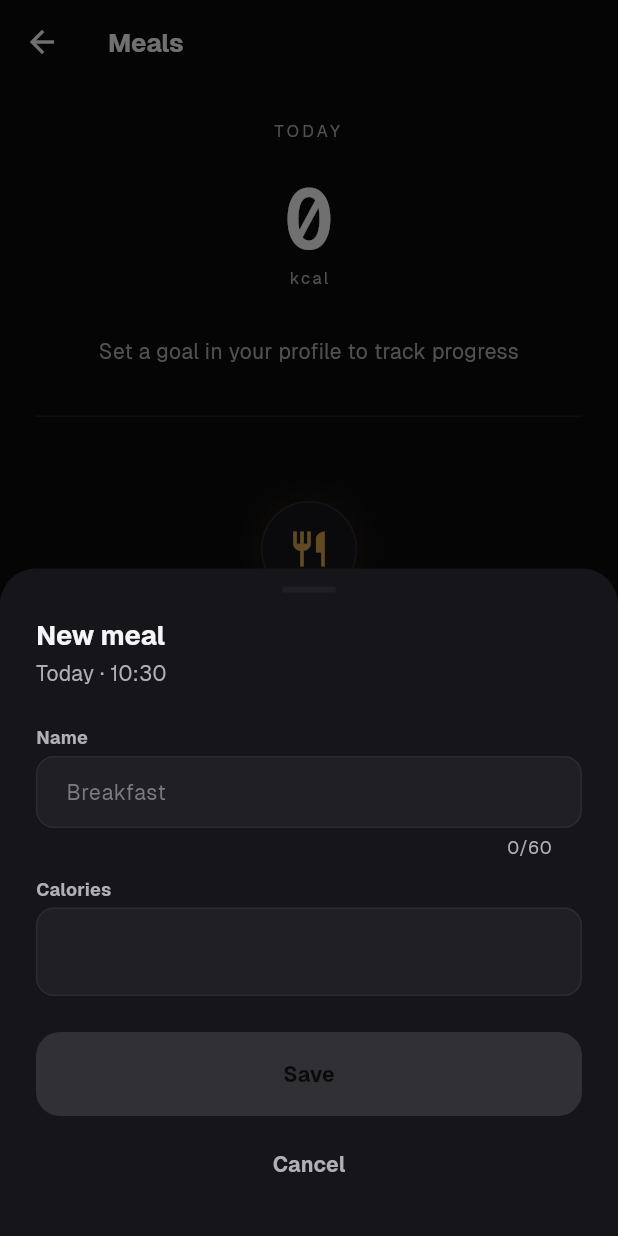
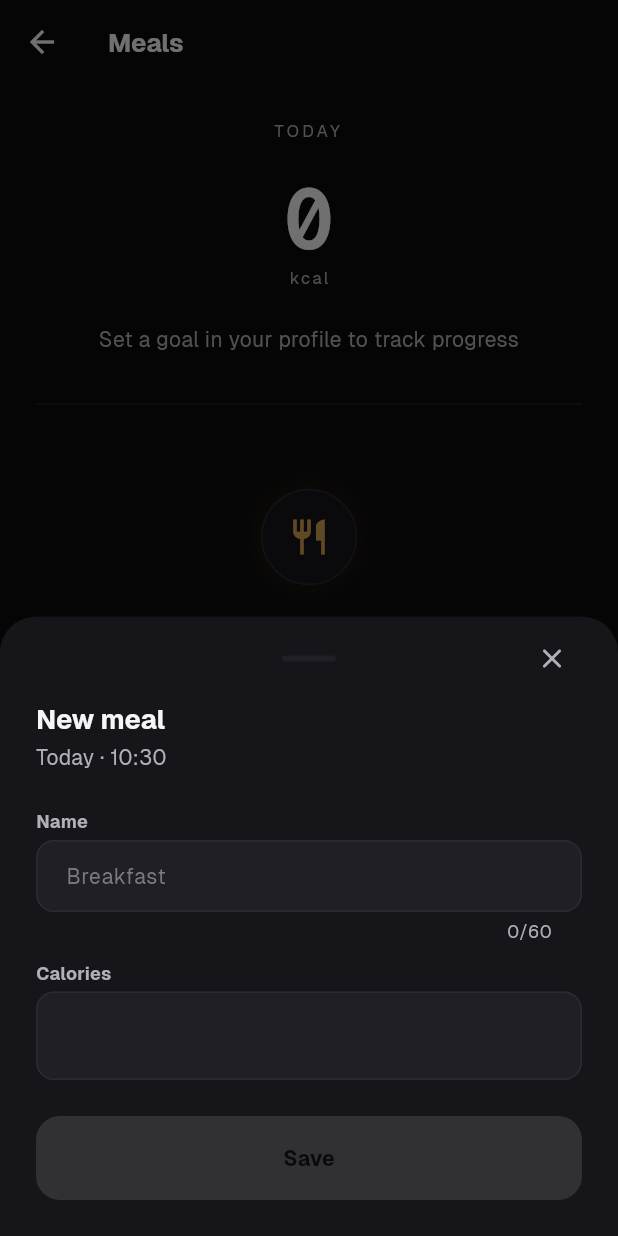
Before and after one commit to KaianNovais/mamba-growth, a Flutter app: the _MealsView screen opened directly, after a tap on "Add meal", on a phone screen of 412 x 824 dp. Run offline on Flutter 3.47's test engine with Material 3 defaults, Android fonts, the phone set to English and light mode, and no system bars; our stand-ins replace firebase_auth, firebase_core, flutter_local_notifications, go_router, google_sign_in, sqflite and 2 more; accounts and stored records are empty; project files that could hold a hidden picture were left out.

Commit message:
refactor(meals): polish home layout, snackbar UX and add-sheet

```diff
--- a/lib/ui/meals/widgets/add_meal_sheet.dart
+++ b/lib/ui/meals/widgets/add_meal_sheet.dart
@@ -136,10 +136,10 @@ class _AddMealSheetState extends State<AddMealSheet> {
     final locale = Localizations.localeOf(context).toLanguageTag();
     final timeStr = DateFormat.Hm(locale).format(_frozenNow);
 
+    final viewInsets = MediaQuery.viewInsetsOf(context).bottom;
+    final safeBottom = MediaQuery.viewPaddingOf(context).bottom;
     return Padding(
-      padding: EdgeInsets.only(
-        bottom: MediaQuery.viewInsetsOf(context).bottom,
-      ),
+      padding: EdgeInsets.only(bottom: viewInsets),
       child: Container(
         decoration: BoxDecoration(
           color: colors.surface,
@@ -147,17 +147,21 @@ class _AddMealSheetState extends State<AddMealSheet> {
             top: Radius.circular(AppRadius.xl),
           ),
         ),
-        padding: const EdgeInsets.fromLTRB(
+        padding: EdgeInsets.fromLTRB(
           AppSpacing.xl,
-          AppSpacing.md,
+          AppSpacing.sm,
           AppSpacing.xl,
-          AppSpacing.xl,
+          AppSpacing.xl + (viewInsets > 0 ? 0 : safeBottom),
         ),
         child: Column(
           mainAxisSize: MainAxisSize.min,
           crossAxisAlignment: CrossAxisAlignment.stretch,
           children: [
-            Center(
+            Row(
+              children: [
+                const SizedBox(width: 40),
+                Expanded(
+                  child: Center(
                     child: Container(
                       width: 36,
                       height: 4,
@@ -167,7 +171,25 @@ class _AddMealSheetState extends State<AddMealSheet> {
                       ),
                     ),
                   ),
-            const SizedBox(height: AppSpacing.lg),
+                ),
+                SizedBox(
+                  width: 40,
+                  height: 40,
+                  child: IconButton(
+                    onPressed: _saving ? null : () => Navigator.of(context).pop(),
+                    icon: Icon(
+                      Icons.close_rounded,
+                      color: colors.textDim,
+                      size: 22,
+                    ),
+                    tooltip: l10n.mealSheetCancel,
+                    padding: EdgeInsets.zero,
+                    splashRadius: 20,
+                  ),
+                ),
+              ],
+            ),
+            const SizedBox(height: AppSpacing.sm),
             Text(
               isEdit ? l10n.mealSheetEditTitle : l10n.mealSheetNewTitle,
               style: text.headlineSmall?.copyWith(color: colors.text),
@@ -260,17 +282,6 @@ class _AddMealSheetState extends State<AddMealSheet> {
                       ),
               ),
             ),
-            const SizedBox(height: AppSpacing.sm),
-            SizedBox(
-              height: 48,
-              child: TextButton(
-                onPressed: _saving ? null : () => Navigator.of(context).pop(),
-                child: Text(
-                  l10n.mealSheetCancel,
-                  style: text.labelLarge?.copyWith(color: colors.textDim),
-                ),
-              ),
-            ),
           ],
         ),
       ),
--- a/lib/ui/meals/widgets/meals_screen.dart
+++ b/lib/ui/meals/widgets/meals_screen.dart
@@ -37,16 +37,13 @@ class _MealsView extends StatelessWidget {
     return Scaffold(
       backgroundColor: colors.bg,
       appBar: AppBar(title: Text(l10n.navMeals)),
-      body: SafeArea(
-        top: false,
-        child: Consumer<MealsViewModel>(
+      body: Consumer<MealsViewModel>(
         builder: (context, vm, _) {
           if (!vm.isInitialized) {
             return const Center(child: CircularProgressIndicator());
           }
           return _Body(vm: vm);
         },
-        ),
       ),
     );
   }
@@ -60,18 +57,18 @@ class _Body extends StatelessWidget {
     HapticFeedback.lightImpact();
     final messenger = ScaffoldMessenger.of(context);
     final l10n = AppLocalizations.of(context);
+    final colors = context.colors;
     await AddMealSheet.show(
       context,
       onSave: (name, calories) async {
         await vm.addMeal.execute((name: name, calories: calories));
-        messenger.showSnackBar(
-          SnackBar(
-            content: Text(
-              vm.addMeal.completed
+        _showSnack(
+          messenger,
+          colors,
+          message: vm.addMeal.completed
               ? l10n.mealAddedSnackbar
               : l10n.mealsErrorGeneric,
-            ),
-          ),
+          isError: !vm.addMeal.completed,
         );
       },
     );
@@ -80,6 +77,7 @@ class _Body extends StatelessWidget {
   Future<void> _openEdit(BuildContext context, Meal meal) async {
     final messenger = ScaffoldMessenger.of(context);
     final l10n = AppLocalizations.of(context);
+    final colors = context.colors;
     await AddMealSheet.show(
       context,
       initial: meal,
@@ -87,14 +85,13 @@ class _Body extends StatelessWidget {
         await vm.updateMeal.execute(
           meal.copyWith(name: name, calories: calories),
         );
-        messenger.showSnackBar(
-          SnackBar(
-            content: Text(
-              vm.updateMeal.completed
+        _showSnack(
+          messenger,
+          colors,
+          message: vm.updateMeal.completed
               ? l10n.mealUpdatedSnackbar
               : l10n.mealsErrorGeneric,
-            ),
-          ),
+          isError: !vm.updateMeal.completed,
         );
       },
     );
@@ -131,21 +128,82 @@ class _Body extends StatelessWidget {
     await vm.deleteMeal.execute(meal);
     messenger.hideCurrentSnackBar();
     if (vm.deleteMeal.completed) {
+      _showSnack(
+        messenger,
+        colors,
+        message: l10n.mealDeletedSnackbar,
+        actionLabel: l10n.mealDeletedSnackbarUndo,
+        onAction: () => vm.undoDelete(meal),
+      );
+    } else {
+      _showSnack(
+        messenger,
+        colors,
+        message: l10n.mealsErrorGeneric,
+        isError: true,
+      );
+    }
+  }
+
+  void _showSnack(
+    ScaffoldMessengerState messenger,
+    AppColors colors, {
+    required String message,
+    String? actionLabel,
+    VoidCallback? onAction,
+    bool isError = false,
+  }) {
+    messenger.hideCurrentSnackBar();
     messenger.showSnackBar(
       SnackBar(
-          content: Text(l10n.mealDeletedSnackbar),
-          duration: const Duration(seconds: 4),
-          action: SnackBarAction(
-            label: l10n.mealDeletedSnackbarUndo,
-            onPressed: () => vm.undoDelete(meal),
+        behavior: SnackBarBehavior.floating,
+        backgroundColor: colors.surface2,
+        elevation: 6,
+        margin: const EdgeInsets.fromLTRB(
+          AppSpacing.lg,
+          0,
+          AppSpacing.lg,
+          AppSpacing.md,
+        ),
+        padding: const EdgeInsets.symmetric(
+          horizontal: AppSpacing.lg,
+          vertical: AppSpacing.md,
+        ),
+        shape: RoundedRectangleBorder(
+          borderRadius: BorderRadius.circular(AppRadius.md),
+          side: BorderSide(color: colors.borderDim),
+        ),
+        duration: const Duration(milliseconds: 2600),
+        content: Row(
+          children: [
+            Icon(
+              isError
+                  ? Icons.error_outline_rounded
+                  : Icons.check_circle_outline_rounded,
+              size: 20,
+              color: isError ? colors.accentWarm : colors.accent,
+            ),
+            const SizedBox(width: AppSpacing.md),
+            Expanded(
+              child: Text(
+                message,
+                style: TextStyle(
+                  color: colors.text,
+                  fontWeight: FontWeight.w500,
                 ),
               ),
+            ),
+          ],
+        ),
+        action: actionLabel != null && onAction != null
+            ? SnackBarAction(
+                label: actionLabel,
+                textColor: colors.accent,
+                onPressed: onAction,
+              )
+            : null,
+      ),
     );
-    } else {
-      messenger.showSnackBar(
-        SnackBar(content: Text(l10n.mealsErrorGeneric)),
-      );
-    }
   }
 
   @override
@@ -162,12 +220,19 @@ class _Body extends StatelessWidget {
     final ringSize =
         (MediaQuery.sizeOf(context).width * 0.62).clamp(200.0, 280.0);
 
-    return SingleChildScrollView(
-      padding: const EdgeInsets.symmetric(horizontal: AppSpacing.xl),
+    return Column(
+      children: [
+        Expanded(
+          child: SingleChildScrollView(
+            padding: const EdgeInsets.fromLTRB(
+              AppSpacing.xl,
+              AppSpacing.xl,
+              AppSpacing.xl,
+              AppSpacing.lg,
+            ),
             child: Column(
               crossAxisAlignment: CrossAxisAlignment.stretch,
               children: [
-          const SizedBox(height: AppSpacing.xl),
                 Text(
                   eyebrow.toUpperCase(),
                   textAlign: TextAlign.center,
@@ -183,8 +248,10 @@ class _Body extends StatelessWidget {
                       ? _RingHero(vm: vm, size: ringSize)
                       : _NumberHero(vm: vm),
                 ),
-          const SizedBox(height: AppSpacing.xl),
-          _Subtitle(vm: vm),
+                if (!hasGoal) ...[
+                  const SizedBox(height: AppSpacing.lg),
+                  _NoGoalHint(),
+                ],
                 const SizedBox(height: AppSpacing.xl),
                 Divider(color: colors.borderDim, height: 1),
                 const SizedBox(height: AppSpacing.lg),
@@ -216,8 +283,27 @@ class _Body extends StatelessWidget {
                     const SizedBox(height: AppSpacing.sm),
                   ],
                 ],
-          const SizedBox(height: AppSpacing.lg),
-          SizedBox(
+              ],
+            ),
+          ),
+        ),
+        Container(
+          decoration: BoxDecoration(
+            color: colors.bg,
+            border: Border(
+              top: BorderSide(color: colors.borderDim),
+            ),
+          ),
+          child: SafeArea(
+            top: false,
+            child: Padding(
+              padding: const EdgeInsets.fromLTRB(
+                AppSpacing.xl,
+                AppSpacing.md,
+                AppSpacing.xl,
+                AppSpacing.md,
+              ),
+              child: SizedBox(
                 height: 56,
                 child: FilledButton.icon(
                   onPressed: () => _openAdd(context),
@@ -237,9 +323,10 @@ class _Body extends StatelessWidget {
                   ),
                 ),
               ),
-          const SizedBox(height: AppSpacing.xl),
+            ),
+          ),
+        ),
       ],
-      ),
     );
   }
 }
@@ -252,6 +339,7 @@ class _RingHero extends StatelessWidget {
   @override
   Widget build(BuildContext context) {
     final colors = context.colors;
+    final text = context.text;
     final typo = context.typo;
     final l10n = AppLocalizations.of(context);
     final ringColor = vm.overGoal ? colors.accentWarm : colors.accent;
@@ -265,6 +353,19 @@ class _RingHero extends StatelessWidget {
             remaining < 0 ? 0 : remaining,
           );
 
+    final String summaryLine;
+    final Color summaryColor;
+    if (vm.overGoal) {
+      summaryLine = l10n.mealsOverGoalLabel(over);
+      summaryColor = colors.accentWarm;
+    } else if (remaining <= 0) {
+      summaryLine = l10n.mealsAtGoalLabel;
+      summaryColor = colors.text;
+    } else {
+      summaryLine = l10n.mealsRemainingLabel(remaining);
+      summaryColor = colors.text;
+    }
+
     return Semantics(
       label: label,
       child: ProgressRing(
@@ -272,6 +373,8 @@ class _RingHero extends StatelessWidget {
         size: size,
         color: ringColor,
         overflowColor: colors.accentWarm,
+        child: Padding(
+          padding: const EdgeInsets.symmetric(horizontal: AppSpacing.lg),
           child: Column(
             mainAxisSize: MainAxisSize.min,
             children: [
@@ -279,7 +382,6 @@ class _RingHero extends StatelessWidget {
                 vm.totalKcal.toString(),
                 style: typo.numericLarge.copyWith(color: colors.text),
               ),
-            const SizedBox(height: AppSpacing.xs),
               Text(
                 l10n.mealsKcalUnit,
                 style: typo.caption.copyWith(
@@ -287,7 +389,26 @@ class _RingHero extends StatelessWidget {
                   letterSpacing: 1.6,
                 ),
               ),
+              const SizedBox(height: AppSpacing.sm),
+              Text(
+                summaryLine,
+                textAlign: TextAlign.center,
+                maxLines: 1,
+                overflow: TextOverflow.ellipsis,
+                style: text.bodyMedium?.copyWith(
+                  color: summaryColor,
+                  fontWeight: FontWeight.w600,
+                ),
+              ),
+              Text(
+                l10n.mealsOfGoalLabel(vm.goal!),
+                textAlign: TextAlign.center,
+                maxLines: 1,
+                overflow: TextOverflow.ellipsis,
+                style: text.labelSmall?.copyWith(color: colors.textDim),
+              ),
             ],
+          ),
         ),
       ),
     );
@@ -325,17 +446,12 @@ class _NumberHero extends StatelessWidget {
   }
 }
 
-class _Subtitle extends StatelessWidget {
-  const _Subtitle({required this.vm});
-  final MealsViewModel vm;
-
+class _NoGoalHint extends StatelessWidget {
   @override
   Widget build(BuildContext context) {
     final colors = context.colors;
     final text = context.text;
     final l10n = AppLocalizations.of(context);
-
-    if (vm.goal == null) {
     return InkWell(
       onTap: () => context.pushNamed(RouteNames.profile),
       child: Padding(
@@ -348,42 +464,4 @@ class _Subtitle extends StatelessWidget {
       ),
     );
   }
-
-    if (vm.overGoal) {
-      final over = vm.totalKcal - vm.goal!;
-      return Column(
-        children: [
-          Text(
-            l10n.mealsOverGoalLabel(over),
-            style: text.bodyLarge?.copyWith(
-              color: colors.accentWarm,
-              fontWeight: FontWeight.w600,
-            ),
-          ),
-          const SizedBox(height: AppSpacing.xs),
-          Text(
-            l10n.mealsOfGoalLabel(vm.goal!),
-            style: text.bodyMedium?.copyWith(color: colors.textDim),
-          ),
-        ],
-      );
 }
-
-    final remaining = vm.goal! - vm.totalKcal;
-    return Column(
-      children: [
-        Text(
-          remaining > 0
-              ? l10n.mealsRemainingLabel(remaining)
-              : l10n.mealsAtGoalLabel,
-          style: text.bodyLarge?.copyWith(color: colors.text),
-        ),
-        const SizedBox(height: AppSpacing.xs),
-        Text(
-          l10n.mealsOfGoalLabel(vm.goal!),
-          style: text.bodyMedium?.copyWith(color: colors.textDim),
-        ),
-      ],
-    );
-  }
-}
```
Lines whose indentation alone changed are shown as unchanged.
